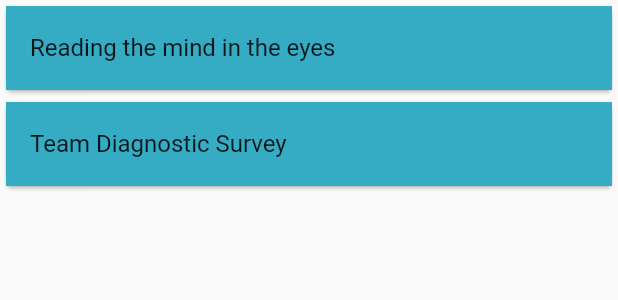
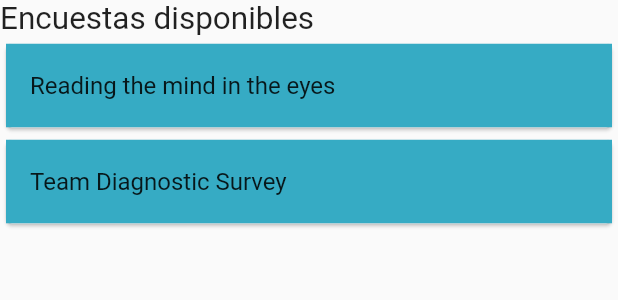
Before and after one commit to gr33n4sp4ragu5/flutter-app, a Flutter app: the Surveys widget shown alone on an empty page, opened directly, on a phone screen of 412 x 824 dp. Shown: the top 300 px of the screen. Run offline on Flutter 3.47's test engine with Material 2 defaults, Android fonts, the phone set to English and light mode, and no system bars; our stand-ins replace another_flushbar, permission_handler, shared_preferences; missing offline and left inert: health, research_package; accounts and stored records are empty; network calls fail.

Commit message:
feat(#21): Added available surveys Text

```diff
--- a/lib/pages/surveys.dart
+++ b/lib/pages/surveys.dart
@@ -12,7 +12,13 @@ class _SurveysState extends State<Surveys> {
   @override
   Widget build(BuildContext context) {
     return ListView(
-          children: formatSurveys(context));
+          children: [
+            Text(
+            "Encuestas disponibles",
+            style: DefaultTextStyle.of(context).style.apply(fontSizeFactor: 1.5),
+          ),
+          ...formatSurveys(context)
+          ]);
   }
 
   List<Widget> formatSurveys(BuildContext context) {
```
